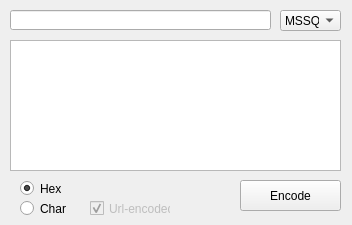
This is encoder_form.ui in kaeso/enema as Qt 5 draws it before an edit. The edited form follows.
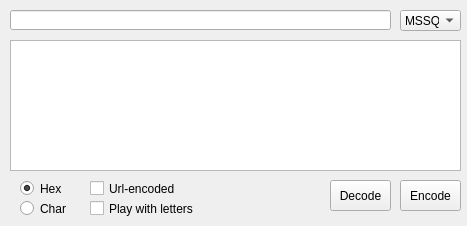
This is the edited form.

Commit message: 1. Integrated log field into main form 2. Added non-standart support for ftp file upload. 3. Added base64 encoder, full url encoding, playing with letters (Upper and Lower case) 4. Some fixes.

```diff
--- a/encoder_form.ui
+++ b/encoder_form.ui
@@ -6,20 +6,20 @@
    <rect>
     <x>0</x>
     <y>0</y>
-    <width>352</width>
-    <height>225</height>
+    <width>467</width>
+    <height>226</height>
    </rect>
   </property>
   <property name="minimumSize">
    <size>
-    <width>352</width>
-    <height>225</height>
+    <width>467</width>
+    <height>226</height>
    </size>
   </property>
   <property name="maximumSize">
    <size>
-    <width>352</width>
-    <height>225</height>
+    <width>467</width>
+    <height>226</height>
    </size>
   </property>
   <property name="windowTitle">
@@ -33,7 +33,7 @@
     <rect>
      <x>10</x>
      <y>10</y>
-     <width>261</width>
+     <width>381</width>
      <height>20</height>
     </rect>
    </property>
@@ -41,9 +41,9 @@
   <widget class="QPushButton" name="encodeButton">
    <property name="geometry">
     <rect>
-     <x>240</x>
+     <x>400</x>
      <y>180</y>
-     <width>101</width>
+     <width>61</width>
      <height>31</height>
     </rect>
    </property>
@@ -56,7 +56,7 @@
     <rect>
      <x>10</x>
      <y>40</y>
-     <width>331</width>
+     <width>451</width>
      <height>131</height>
     </rect>
    </property>
@@ -98,13 +98,13 @@
   </widget>
   <widget class="QCheckBox" name="isUrlencoded">
    <property name="enabled">
-    <bool>false</bool>
+    <bool>true</bool>
    </property>
    <property name="geometry">
     <rect>
      <x>90</x>
-     <y>200</y>
-     <width>81</width>
+     <y>180</y>
+     <width>131</width>
      <height>17</height>
     </rect>
    </property>
@@ -112,13 +112,13 @@
     <string>Url-encoded</string>
    </property>
    <property name="checked">
-    <bool>true</bool>
+    <bool>false</bool>
    </property>
   </widget>
   <widget class="QComboBox" name="comboBox">
    <property name="geometry">
     <rect>
-     <x>280</x>
+     <x>400</x>
      <y>10</y>
      <width>61</width>
      <height>21</height>
@@ -134,6 +134,43 @@
      <string>MySQL</string>
     </property>
    </item>
+   <item>
+    <property name="text">
+     <string>Base64</string>
+    </property>
+   </item>
+  </widget>
+  <widget class="QCheckBox" name="isPlay">
+   <property name="enabled">
+    <bool>true</bool>
+   </property>
+   <property name="geometry">
+    <rect>
+     <x>90</x>
+     <y>200</y>
+     <width>131</width>
+     <height>17</height>
+    </rect>
+   </property>
+   <property name="text">
+    <string>Play with letters</string>
+   </property>
+   <property name="checked">
+    <bool>false</bool>
+   </property>
+  </widget>
+  <widget class="QPushButton" name="decodeButton">
+   <property name="geometry">
+    <rect>
+     <x>330</x>
+     <y>180</y>
+     <width>61</width>
+     <height>31</height>
+    </rect>
+   </property>
+   <property name="text">
+    <string>Decode</string>
+   </property>
   </widget>
  </widget>
  <resources/>
```
The commit also changes 12 other files.
